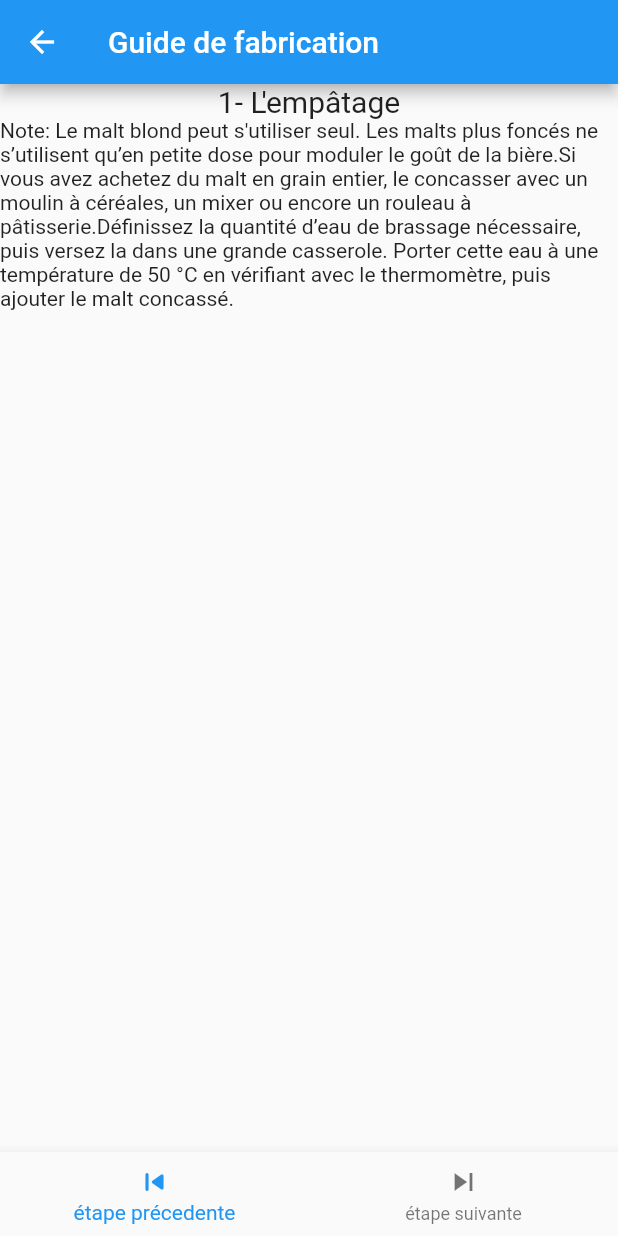
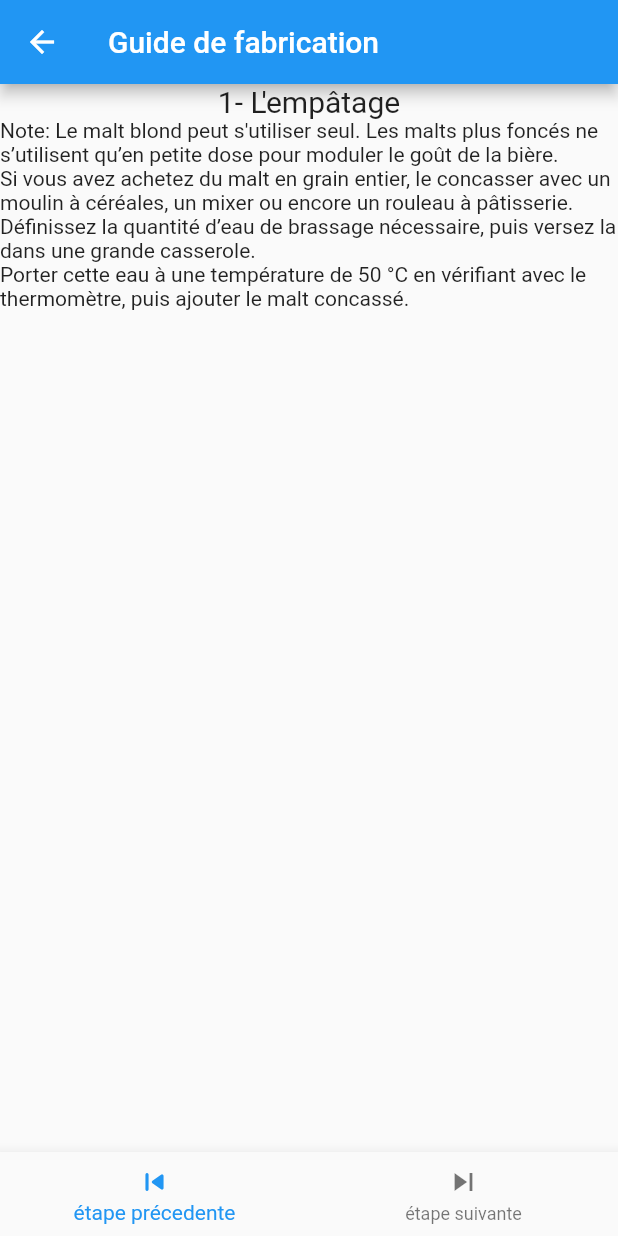
Before and after one commit to Esperlluette/beer_maker, a Flutter app: the Guide screen opened directly, item 2 of the bottom bar chosen, on a phone screen of 412 x 824 dp. Run offline on Flutter 3.47's test engine with Material 2 defaults, Android fonts, the phone set to English and light mode, and no system bars.

Commit message:
logique terminé

```diff
--- a/lib/resources/pages/outils.dart
+++ b/lib/resources/pages/outils.dart
@@ -1,4 +1,5 @@
 import 'package:beer_maker/resources/stringsfr.dart';
+import 'package:beer_maker/extensions/color_extension.dart';
 import 'package:beer_maker/resources/utils/recette.dart';
 import 'package:flutter/material.dart';
 import 'package:flutter/services.dart';
@@ -30,7 +31,7 @@ class _OutilsState extends State<Outils> {
   double qHoublonAmer = 0;
   double qHoublonArome = 0;
   double levure = 0;
-  String hexColor = "";
+  String hexColor = "000000";
 
   void calculs() {
     // (Volume de bière désiré en L * degré d’alcool recherché ) / 20 = Malt en k
@@ -161,7 +162,7 @@ class _OutilsState extends State<Outils> {
                     alignment: Alignment.center,
                     width: 150,
                     height: 50,
-                    color: Color(int.parse(hexColor)),
+                    color: hexColor.toColor(),
                     child: Text(hexColor),
                   )
                 ],
--- a/lib/resources/stringsfr.dart
+++ b/lib/resources/stringsfr.dart
@@ -49,34 +49,34 @@ abstract class StringsFR {
     ],
     [
       "1- L'empâtage",
-      "Note: Le malt blond peut s'utiliser seul. Les malts plus foncés ne s’utilisent qu’en petite dose pour moduler le goût de la bière."
-          "Si vous avez achetez du malt en grain entier, le concasser avec un moulin à céréales, un mixer ou encore un rouleau à pâtisserie."
-          "Définissez la quantité d’eau de brassage nécessaire, puis versez la dans une grande casserole. "
+      "Note: Le malt blond peut s'utiliser seul. Les malts plus foncés ne s’utilisent qu’en petite dose pour moduler le goût de la bière.\n"
+          "Si vous avez achetez du malt en grain entier, le concasser avec un moulin à céréales, un mixer ou encore un rouleau à pâtisserie.\n"
+          "Définissez la quantité d’eau de brassage nécessaire, puis versez la dans une grande casserole. \n"
           "Porter cette eau à une température de 50 °C en vérifiant avec le thermomètre, puis ajouter le malt concassé."
     ],
     [
       "2- Le brassage par paliers",
-      "Brasser la mixture malt+eau, appelée maîshe, pendant 30 min, à 40°C environ. "
-          "Remuer avec une grande cuillère percée durant la chauffe et laisser reposer une fois la température du palier atteinte. "
-          "Monter en température la maîshe à 60-65°C et maintenir cette température environ 30 min. Augmenter la température à 68-70°C et maintenir cette température environ 30 min. Augmenter la température à 78°C et maintenir cette température environ 30 min."
+      "Brasser la mixture malt+eau, appelée maîshe, pendant 30 min, à 40°C environ. \n"
+          "Remuer avec une grande cuillère percée durant la chauffe et laisser reposer une fois la température du palier atteinte. \n"
+          "Monter en température la maîshe à 60-65°C et maintenir cette température environ 30 min. \nAugmenter la température à 68-70°C et maintenir cette température environ 30 min. Augmenter la température à 78°C et maintenir cette température environ 30 min."
     ],
     [
       "3- Filtrer la maîshe",
-      "Au dessus d’une seconde casserole, verser la maîshe dans une grande passoie (tapisser si besoin d’un linge propre) pour obtenir la drêche (résidu solide du malt). "
-          "Pour récupérer les sucres restants dans la drêche égouttée, verser au-dessus de la drêche l’eau de rinçage préalablement montée à 80°C."
-          "L’eau de brassage associé à l’eau de rinçage s’appelle le moût. Les résidus de malt sont compostables."
+      "Au dessus d’une seconde casserole, verser la maîshe dans une grande passoie (tapisser si besoin d’un linge propre) pour obtenir la drêche (résidu solide du malt). \n"
+          "Pour récupérer les sucres restants dans la drêche égouttée, verser au-dessus de la drêche l’eau de rinçage préalablement montée à 80°C.\n"
+          "L’eau de brassage associé à l’eau de rinçage s’appelle le moût. Les résidus de malt sont compostables.\n"
     ],
     [
       "4- Le houblonnage",
-      "Calculer la quantité de houblon à ajouter. Différentes recettes existent, les houblons peuvent être complétés par des épices. Faites bouillir le moût. Dès que l'ébullition commence, écumer et ajouter le houblon amer. Laisser bouillir ce mélange sans couvrir pendant 1h30 pour retirer de l’amertume. 10-15 minutes avant la fin de cette ébullition, ajouter le houblin aromatique. Retirer le houblon en le filtrant. Éviter cette étape en plaçant le houblon dans un filtre à thé en papier. Le choix du houblon doit être fait en fonction de son taux IBU qui est l’unité d’amertume."
+      "Calculer la quantité de houblon à ajouter. \nDifférentes recettes existent, les houblons peuvent être complétés par des épices. \nFaites bouillir le moût. Dès que l'ébullition commence, écumer et ajouter le houblon amer. \nLaisser bouillir ce mélange sans couvrir pendant 1h30 pour retirer de l’amertume. 10-15 minutes avant la fin de cette ébullition, ajouter le houblin aromatique. \nRetirer le houblon en le filtrant. Éviter cette étape en plaçant le houblon dans un filtre à thé en papier. \nLe choix du houblon doit être fait en fonction de son taux IBU qui est l’unité d’amertume."
     ],
     [
       "5- La fermentation",
-      "Le moût doit être refroidi à une température de 20-25°C pour y incorporer les levures puis transvasé dans la dame-jeanne. "
-          "Il existe différentes levures. Nous vous recommandons d’utiliser des levures sèches qui sont mieux adaptées pour des petits brassins. Se référer à l’emballage pour déterminer au mieux la quantité appropriée. Il est recommandé d’utiliser pour débuter de la levure S33 qui est polyvalente. Incorporer la levure et remuer la bonbonne pour mélanger. Dans une pièce à 20°C, fermer la bonbonne et placer le barboter (qui permet d’évacuer l’oxygène). "
+      "Le moût doit être refroidi à une température de 20-25°C pour y incorporer les levures puis transvasé dans la dame-jeanne. \n"
+          "Il existe différentes levures. Nous vous recommandons d’utiliser des levures sèches qui sont mieux adaptées pour des petits brassins. \nSe référer à l’emballage pour déterminer au mieux la quantité appropriée. Il est recommandé d’utiliser pour débuter de la levure S33 qui est polyvalente. \nIncorporer la levure et remuer la bonbonne pour mélanger. Dans une pièce à 20°C, fermer la bonbonne et placer le barboter (qui permet d’évacuer l’oxygène). \n"
           "Durant environ une semaine, les levures vont travailler et générer du CO2 dans la bonbonne, qui va s’évacuer par le barboteur. Remuer de temps en temps la bonbonne pour faire évacuer le CO2."
-          "Lorsqu’il n’y a plus d’activité dans le barboteur, mettre la bouteille de fermentation dans une pièce plus fraîche (autour de 10-15°C, comme une cave par exemple). "
-          "La bière peut ainsi maturer pendant 1 à 3 semaines, cette période de fermentation secondaire se nomme la garde."
+          "Lorsqu’il n’y a plus d’activité dans le barboteur, mettre la bouteille de fermentation dans une pièce plus fraîche (autour de 10-15°C, comme une cave par exemple). \n"
+          "La bière peut ainsi maturer pendant 1 à 3 semaines, cette période de fermentation secondaire se nomme la garde.\n"
           "Ajouter selon recette des épices, fruits, ..."
     ],
     [
@@ -85,11 +85,11 @@ abstract class StringsFR {
     ],
     [
       "7- La mise en bouteille",
-      "Mettre en bouteille (stérilisées et séchées) en utilisant un tuyau d'extraction avec embout anti-lie. "
-          "Le but est de récupérer le liquide clair et d’éliminer les précipités et dépots. placer l’embout anti-lie sur le fond de la bonbonne et l’autre bout au fond de la bouteille. La bonbonne doit être placée très en hauteur par rapport à la bouteille."
-          "Utiliser des bouteilles en verre teinté propres et sèches, qui ferment avec un bouchon à vis ou à clapet. Les bouteilles doivent être conservées verticalement. "
-          "Pendant une semaine conserver ces bouteilles à 20°C. Puis pendant 4 à 8 semaines, les gardes au frais, entre 6 et 10°C."
-          "La bière se conserve 1 an, idéalement entre 10 et 15°C à l’abri de la lumière ou simplement au réfrigérateur."
+      "Mettre en bouteille (stérilisées et séchées) en utilisant un tuyau d'extraction avec embout anti-lie. \n"
+          "Le but est de récupérer le liquide clair et d’éliminer les précipités et dépots. placer l’embout anti-lie sur le fond de la bonbonne et l’autre bout au fond de la bouteille. La bonbonne doit être placée très en hauteur par rapport à la bouteille.\n"
+          "Utiliser des bouteilles en verre teinté propres et sèches, qui ferment avec un bouchon à vis ou à clapet. Les bouteilles doivent être conservées verticalement. \n"
+          "Pendant une semaine conserver ces bouteilles à 20°C. Puis pendant 4 à 8 semaines, les gardes au frais, entre 6 et 10°C.\n"
+          "La bière se conserve 1 an, idéalement entre 10 et 15°C à l’abri de la lumière ou simplement au réfrigérateur.\n"
     ]
   ];
 }
```
Also changed, not shown: lib/extensions/color_extension.dart (added, +18 -0 lines), lib/main.dart (+18 -8 lines), 1 other file.
